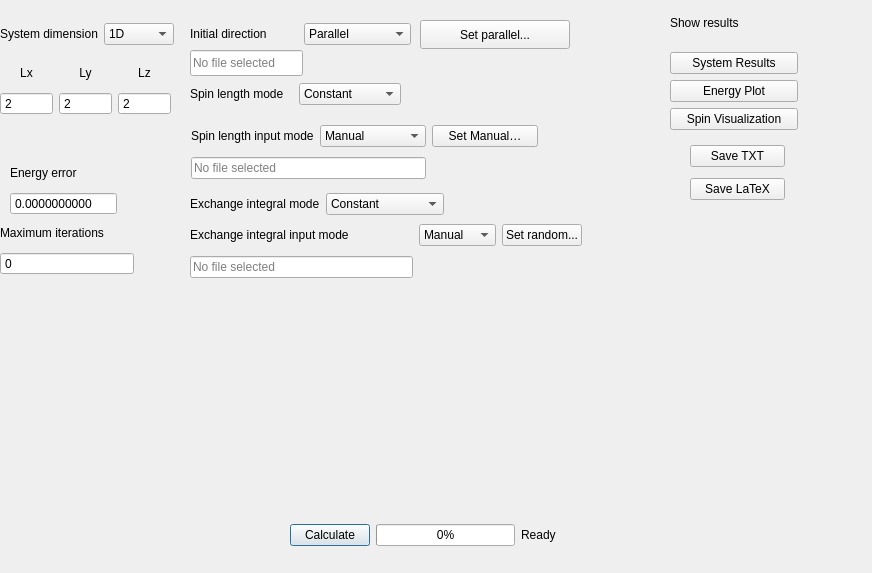
This is FaustSpin/UrFaustGUI_TEST_1/parameters_dialog.ui in MadComputationalPhys2003/Progect_Gonchar as Qt 5 draws it before an edit. The edited form follows.
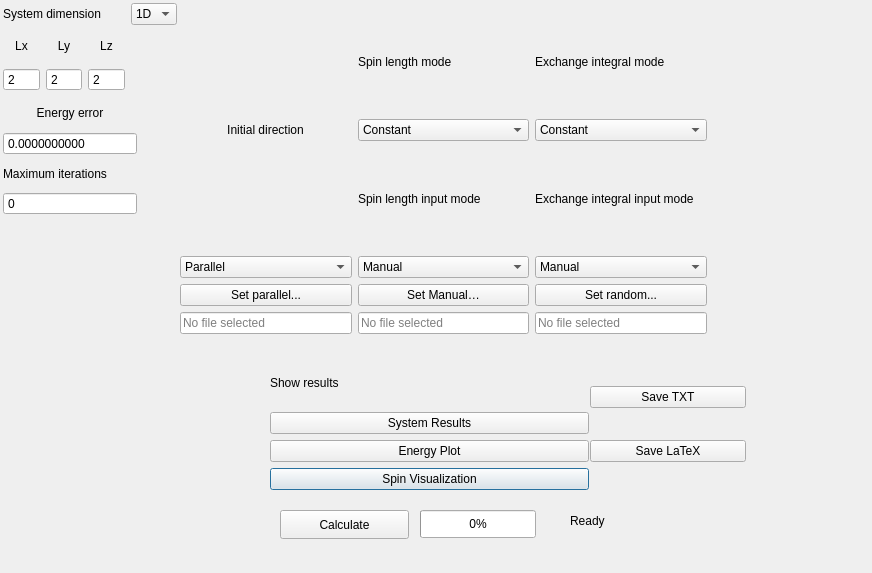
This is the edited form.

Diff of the .ui file:
```diff
--- a/FaustSpin/UrFaustGUI_TEST_1/parameters_dialog.ui
+++ b/FaustSpin/UrFaustGUI_TEST_1/parameters_dialog.ui
@@ -16,21 +16,126 @@
   <widget class="QWidget" name="layoutWidget">
    <property name="geometry">
     <rect>
-     <x>0</x>
-     <y>20</y>
+     <x>270</x>
+     <y>360</y>
+     <width>319</width>
+     <height>130</height>
+    </rect>
+   </property>
+   <layout class="QGridLayout" name="gridLayout_9">
+    <item row="3" column="0">
+     <widget class="QPushButton" name="spinVisualizationButton">
+      <property name="text">
+       <string>Spin Visualization</string>
+      </property>
+     </widget>
+    </item>
+    <item row="2" column="0">
+     <widget class="QPushButton" name="energyPlotButton">
+      <property name="text">
+       <string>Energy Plot</string>
+      </property>
+     </widget>
+    </item>
+    <item row="1" column="0">
+     <widget class="QPushButton" name="systemResultsButton">
+      <property name="text">
+       <string>System Results</string>
+      </property>
+     </widget>
+    </item>
+    <item row="0" column="0">
+     <widget class="QLabel" name="label_10">
+      <property name="text">
+       <string>Show results</string>
+      </property>
+     </widget>
+    </item>
+   </layout>
+  </widget>
+  <widget class="QWidget" name="layoutWidget">
+   <property name="geometry">
+    <rect>
+     <x>590</x>
+     <y>360</y>
+     <width>156</width>
+     <height>130</height>
+    </rect>
+   </property>
+   <layout class="QGridLayout" name="gridLayout_11">
+    <item row="0" column="0">
+     <widget class="QPushButton" name="saveTxtButton">
+      <property name="text">
+       <string>Save TXT</string>
+      </property>
+     </widget>
+    </item>
+    <item row="1" column="0">
+     <widget class="QPushButton" name="saveTexButton">
+      <property name="text">
+       <string>Save LaTeX</string>
+      </property>
+     </widget>
+    </item>
+   </layout>
+  </widget>
+  <widget class="QProgressBar" name="simulationProgressBar">
+   <property name="geometry">
+    <rect>
+     <x>420</x>
+     <y>510</y>
+     <width>116</width>
+     <height>28</height>
+    </rect>
+   </property>
+   <property name="value">
+    <number>0</number>
+   </property>
+  </widget>
+  <widget class="QPushButton" name="calculateButton">
+   <property name="geometry">
+    <rect>
+     <x>280</x>
+     <y>510</y>
+     <width>129</width>
+     <height>29</height>
+    </rect>
+   </property>
+   <property name="text">
+    <string>Calculate</string>
+   </property>
+  </widget>
+  <widget class="QLabel" name="calculationStatusLabel">
+   <property name="geometry">
+    <rect>
+     <x>570</x>
+     <y>510</y>
+     <width>264</width>
+     <height>22</height>
+    </rect>
+   </property>
+   <property name="text">
+    <string>Ready</string>
+   </property>
+  </widget>
+  <widget class="QWidget" name="">
+   <property name="geometry">
+    <rect>
+     <x>3</x>
+     <y>3</y>
      <width>174</width>
-     <height>28</height>
+     <height>88</height>
     </rect>
    </property>
-   <layout class="QGridLayout" name="gridLayout">
-    <item row="0" column="0">
+   <layout class="QGridLayout" name="gridLayout_5">
+    <item row="0" column="0" colspan="3">
      <widget class="QLabel" name="label">
       <property name="text">
        <string>System dimension</string>
       </property>
      </widget>
     </item>
-    <item row="0" column="1">
+    <item row="0" column="3">
      <widget class="QComboBox" name="SystemDimentionComboBox">
       <item>
        <property name="text">
@@ -49,40 +154,28 @@
       </item>
      </widget>
     </item>
-   </layout>
-  </widget>
-  <widget class="QWidget" name="layoutWidget">
-   <property name="geometry">
-    <rect>
-     <x>0</x>
-     <y>60</y>
-     <width>171</width>
-     <height>55</height>
-    </rect>
-   </property>
-   <layout class="QGridLayout" name="gridLayout_2">
-    <item row="0" column="0">
+    <item row="1" column="0">
      <widget class="QLabel" name="label_2">
       <property name="text">
        <string>&lt;html&gt;&lt;head/&gt;&lt;body&gt;&lt;p align=&quot;center&quot;&gt;Lx&lt;/p&gt;&lt;/body&gt;&lt;/html&gt;</string>
       </property>
      </widget>
     </item>
-    <item row="0" column="1">
+    <item row="1" column="1">
      <widget class="QLabel" name="label_3">
       <property name="text">
        <string>&lt;html&gt;&lt;head/&gt;&lt;body&gt;&lt;p align=&quot;center&quot;&gt;Ly&lt;/p&gt;&lt;/body&gt;&lt;/html&gt;</string>
       </property>
      </widget>
     </item>
-    <item row="0" column="2">
+    <item row="1" column="2">
      <widget class="QLabel" name="label_4">
       <property name="text">
        <string>&lt;html&gt;&lt;head/&gt;&lt;body&gt;&lt;p align=&quot;center&quot;&gt;Lz&lt;/p&gt;&lt;/body&gt;&lt;/html&gt;</string>
       </property>
      </widget>
     </item>
-    <item row="1" column="0">
+    <item row="2" column="0">
      <widget class="QSpinBox" name="LxSpinBox">
       <property name="buttonSymbols">
        <enum>QAbstractSpinBox::ButtonSymbols::NoButtons</enum>
@@ -92,7 +185,7 @@
       </property>
      </widget>
     </item>
-    <item row="1" column="1">
+    <item row="2" column="1">
      <widget class="QSpinBox" name="LySpinBox">
       <property name="buttonSymbols">
        <enum>QAbstractSpinBox::ButtonSymbols::NoButtons</enum>
@@ -102,7 +195,7 @@
       </property>
      </widget>
     </item>
-    <item row="1" column="2">
+    <item row="2" column="2">
      <widget class="QSpinBox" name="LzSpinBox">
       <property name="buttonSymbols">
        <enum>QAbstractSpinBox::ButtonSymbols::NoButtons</enum>
@@ -114,92 +207,24 @@
     </item>
    </layout>
   </widget>
-  <widget class="QWidget" name="layoutWidget">
+  <widget class="QWidget" name="">
    <property name="geometry">
     <rect>
-     <x>190</x>
-     <y>20</y>
-     <width>221</width>
-     <height>28</height>
-    </rect>
-   </property>
-   <layout class="QGridLayout" name="gridLayout_3">
-    <item row="0" column="0">
-     <widget class="QLabel" name="label_5">
-      <property name="text">
-       <string>Initial direction</string>
-      </property>
-     </widget>
-    </item>
-    <item row="0" column="1">
-     <widget class="QComboBox" name="InitialDirectionComboBox">
-      <property name="currentIndex">
-       <number>0</number>
-      </property>
-      <item>
-       <property name="text">
-        <string>Parallel</string>
-       </property>
-      </item>
-      <item>
-       <property name="text">
-        <string>Random</string>
-       </property>
-      </item>
-      <item>
-       <property name="text">
-        <string>File</string>
-       </property>
-      </item>
-      <item>
-       <property name="text">
-        <string>Manual</string>
-       </property>
-      </item>
-     </widget>
-    </item>
-   </layout>
-  </widget>
-  <widget class="QWidget" name="layoutWidget">
-   <property name="geometry">
-    <rect>
-     <x>0</x>
-     <y>220</y>
+     <x>3</x>
+     <y>100</y>
      <width>134</width>
-     <height>55</height>
+     <height>115</height>
     </rect>
    </property>
    <layout class="QGridLayout" name="gridLayout_6">
     <item row="0" column="0">
-     <widget class="QLabel" name="label_8">
+     <widget class="QLabel" name="label_9">
       <property name="text">
-       <string>Maximum iterations</string>
+       <string>&lt;html&gt;&lt;head/&gt;&lt;body&gt;&lt;p align=&quot;center&quot;&gt;Energy error&lt;/p&gt;&lt;/body&gt;&lt;/html&gt;</string>
       </property>
      </widget>
     </item>
     <item row="1" column="0">
-     <widget class="QSpinBox" name="spinBox">
-      <property name="buttonSymbols">
-       <enum>QAbstractSpinBox::ButtonSymbols::NoButtons</enum>
-      </property>
-      <property name="maximum">
-       <number>1000000000</number>
-      </property>
-     </widget>
-    </item>
-   </layout>
-  </widget>
-  <widget class="QWidget" name="layoutWidget">
-   <property name="geometry">
-    <rect>
-     <x>10</x>
-     <y>160</y>
-     <width>107</width>
-     <height>55</height>
-    </rect>
-   </property>
-   <layout class="QGridLayout" name="gridLayout_7">
-    <item row="2" column="0">
      <widget class="QDoubleSpinBox" name="EnergyErrorDoubleSpinBox">
       <property name="buttonSymbols">
        <enum>QAbstractSpinBox::ButtonSymbols::NoButtons</enum>
@@ -212,167 +237,48 @@
       </property>
      </widget>
     </item>
-    <item row="1" column="0">
-     <widget class="QLabel" name="label_9">
-      <property name="text">
-       <string>Energy error</string>
-      </property>
-     </widget>
-    </item>
-   </layout>
-  </widget>
-  <widget class="QWidget" name="layoutWidget">
-   <property name="geometry">
-    <rect>
-     <x>290</x>
-     <y>520</y>
-     <width>266</width>
-     <height>31</height>
-    </rect>
-   </property>
-   <layout class="QGridLayout" name="gridLayout_8">
-    <item row="0" column="0">
-     <widget class="QPushButton" name="calculateButton">
-      <property name="text">
-       <string>Calculate</string>
-      </property>
-     </widget>
-    </item>
-    <item row="0" column="1">
-     <widget class="QProgressBar" name="simulationProgressBar">
-      <property name="value">
-       <number>0</number>
-      </property>
-     </widget>
-    </item>
-    <item row="0" column="2">
-     <widget class="QLabel" name="calculationStatusLabel">
-      <property name="text">
-       <string>Ready</string>
-      </property>
-     </widget>
-    </item>
-   </layout>
-  </widget>
-  <widget class="QWidget" name="layoutWidget">
-   <property name="geometry">
-    <rect>
-     <x>670</x>
-     <y>0</y>
-     <width>128</width>
-     <height>130</height>
-    </rect>
-   </property>
-   <layout class="QGridLayout" name="gridLayout_9">
-    <item row="0" column="0">
-     <widget class="QLabel" name="label_10">
-      <property name="text">
-       <string>Show results</string>
-      </property>
-     </widget>
-    </item>
-    <item row="1" column="0">
-     <widget class="QPushButton" name="systemResultsButton">
-      <property name="text">
-       <string>System Results</string>
-      </property>
-     </widget>
-    </item>
     <item row="2" column="0">
-     <widget class="QPushButton" name="energyPlotButton">
+     <widget class="QLabel" name="label_8">
       <property name="text">
-       <string>Energy Plot</string>
+       <string>Maximum iterations</string>
       </property>
      </widget>
     </item>
     <item row="3" column="0">
-     <widget class="QPushButton" name="spinVisualizationButton">
-      <property name="text">
-       <string>Spin Visualization</string>
+     <widget class="QSpinBox" name="spinBox">
+      <property name="buttonSymbols">
+       <enum>QAbstractSpinBox::ButtonSymbols::NoButtons</enum>
       </property>
-     </widget>
-    </item>
-   </layout>
-  </widget>
-  <widget class="QPushButton" name="initialDirectionSettingsButton">
-   <property name="geometry">
-    <rect>
-     <x>420</x>
-     <y>20</y>
-     <width>150</width>
-     <height>29</height>
-    </rect>
-   </property>
-   <property name="minimumSize">
-    <size>
-     <width>150</width>
-     <height>0</height>
-    </size>
-   </property>
-   <property name="text">
-    <string>Set parallel...</string>
-   </property>
-  </widget>
-  <widget class="QWidget" name="layoutWidget">
-   <property name="geometry">
-    <rect>
-     <x>690</x>
-     <y>140</y>
-     <width>95</width>
-     <height>67</height>
-    </rect>
-   </property>
-   <layout class="QGridLayout" name="gridLayout_11">
-    <item row="0" column="0">
-     <widget class="QPushButton" name="saveTxtButton">
-      <property name="text">
-       <string>Save TXT</string>
-      </property>
-     </widget>
+      <property name="maximum">
+       <number>1000000000</number>
+      </property>
+     </widget>
     </item>
-    <item row="1" column="0">
-     <widget class="QPushButton" name="saveTexButton">
-      <property name="text">
-       <string>Save LaTeX</string>
-      </property>
-     </widget>
-    </item>
    </layout>
   </widget>
-  <widget class="QLineEdit" name="initialDirectionFileLineEdit">
+  <widget class="QWidget" name="">
    <property name="geometry">
     <rect>
-     <x>190</x>
-     <y>50</y>
-     <width>113</width>
-     <height>26</height>
+     <x>180</x>
+     <y>10</y>
+     <width>527</width>
+     <height>324</height>
     </rect>
    </property>
-   <property name="readOnly">
-    <bool>true</bool>
-   </property>
-   <property name="placeholderText">
-    <string>No file selected</string>
-   </property>
-  </widget>
-  <widget class="QWidget" name="layoutWidget">
-   <property name="geometry">
-    <rect>
-     <x>190</x>
-     <y>80</y>
-     <width>211</width>
-     <height>28</height>
-    </rect>
-   </property>
-   <layout class="QGridLayout" name="gridLayout_4">
-    <item row="0" column="0">
+   <layout class="QGridLayout" name="gridLayout">
+    <property name="sizeConstraint">
+     <enum>QLayout::SizeConstraint::SetMinAndMaxSize</enum>
+    </property>
+    <item row="0" column="1">
+     <layout class="QVBoxLayout" name="verticalLayout_2">
+      <item>
      <widget class="QLabel" name="label_15">
       <property name="text">
        <string>Spin length mode</string>
       </property>
      </widget>
     </item>
-    <item row="0" column="1">
+      <item>
      <widget class="QComboBox" name="spinLengthModeComboBox">
       <item>
        <property name="text">
@@ -386,26 +292,14 @@
       </item>
      </widget>
     </item>
-   </layout>
-  </widget>
-  <widget class="QWidget" name="layoutWidget">
-   <property name="geometry">
-    <rect>
-     <x>191</x>
-     <y>121</y>
-     <width>347</width>
-     <height>64</height>
-    </rect>
-   </property>
-   <layout class="QGridLayout" name="gridLayout_13">
-    <item row="0" column="0">
+      <item>
      <widget class="QLabel" name="label_16">
       <property name="text">
        <string>Spin length input mode</string>
       </property>
      </widget>
     </item>
-    <item row="0" column="1">
+      <item>
      <widget class="QComboBox" name="spinLengthInputComboBox">
       <item>
        <property name="text">
@@ -422,16 +316,21 @@
         <string>Random</string>
        </property>
       </item>
-     </widget>
-    </item>
-    <item row="0" column="2">
+        <item>
+         <property name="text">
+          <string>File</string>
+         </property>
+        </item>
+       </widget>
+      </item>
+      <item>
      <widget class="QPushButton" name="spinLengthSettingsButton">
       <property name="text">
        <string>Set Manual…</string>
       </property>
      </widget>
     </item>
-    <item row="1" column="0" colspan="2">
+      <item>
      <widget class="QLineEdit" name="spinLengthFileLineEdit">
       <property name="readOnly">
        <bool>true</bool>
@@ -442,18 +341,38 @@
      </widget>
     </item>
    </layout>
-  </widget>
-  <widget class="QWidget" name="layoutWidget">
-   <property name="geometry">
-    <rect>
-     <x>190</x>
-     <y>220</y>
-     <width>392</width>
-     <height>64</height>
-    </rect>
-   </property>
-   <layout class="QGridLayout" name="gridLayout_14">
-    <item row="0" column="1">
+    </item>
+    <item row="0" column="2">
+     <layout class="QVBoxLayout" name="verticalLayout_3">
+      <item>
+       <widget class="QLabel" name="label_17">
+        <property name="text">
+         <string>Exchange integral mode</string>
+        </property>
+       </widget>
+      </item>
+      <item>
+       <widget class="QComboBox" name="exchangeModeComboBox">
+        <item>
+         <property name="text">
+          <string>Constant</string>
+         </property>
+        </item>
+        <item>
+         <property name="text">
+          <string>Matrix</string>
+         </property>
+        </item>
+       </widget>
+      </item>
+      <item>
+       <widget class="QLabel" name="label_18">
+        <property name="text">
+         <string>Exchange integral input mode</string>
+        </property>
+       </widget>
+      </item>
+      <item>
      <widget class="QComboBox" name="exchangeInputComboBox">
       <item>
        <property name="text">
@@ -472,21 +391,14 @@
       </item>
      </widget>
     </item>
-    <item row="0" column="2">
+      <item>
      <widget class="QPushButton" name="exchangeSettingsButton">
       <property name="text">
        <string>Set random...</string>
       </property>
      </widget>
     </item>
-    <item row="0" column="0">
-     <widget class="QLabel" name="label_18">
-      <property name="text">
-       <string>Exchange integral input mode</string>
-      </property>
-     </widget>
-    </item>
-    <item row="1" column="0">
+      <item>
      <widget class="QLineEdit" name="exchangeIntegralFileLineEdit">
       <property name="readOnly">
        <bool>true</bool>
@@ -497,37 +409,67 @@
      </widget>
     </item>
    </layout>
-  </widget>
-  <widget class="QWidget" name="layoutWidget">
-   <property name="geometry">
-    <rect>
-     <x>190</x>
-     <y>190</y>
-     <width>254</width>
-     <height>28</height>
-    </rect>
-   </property>
-   <layout class="QGridLayout" name="gridLayout_12">
+    </item>
     <item row="0" column="0">
-     <widget class="QLabel" name="label_17">
+     <layout class="QVBoxLayout" name="verticalLayout">
+      <item alignment="Qt::AlignmentFlag::AlignHCenter|Qt::AlignmentFlag::AlignVCenter">
+       <widget class="QLabel" name="label_5">
       <property name="text">
-       <string>Exchange integral mode</string>
+         <string>&lt;html&gt;&lt;head/&gt;&lt;body&gt;&lt;p align=&quot;center&quot;&gt;Initial direction&lt;/p&gt;&lt;/body&gt;&lt;/html&gt;</string>
       </property>
      </widget>
     </item>
-    <item row="0" column="1">
-     <widget class="QComboBox" name="exchangeModeComboBox">
       <item>
+       <widget class="QComboBox" name="InitialDirectionComboBox">
+        <property name="currentIndex">
+         <number>0</number>
+        </property>
+        <item>
        <property name="text">
-        <string>Constant</string>
+          <string>Parallel</string>
        </property>
       </item>
       <item>
        <property name="text">
-        <string>Matrix</string>
-       </property>
-      </item>
-     </widget>
+          <string>Random</string>
+         </property>
+        </item>
+        <item>
+         <property name="text">
+          <string>File</string>
+         </property>
+        </item>
+        <item>
+         <property name="text">
+          <string>Manual</string>
+         </property>
+        </item>
+       </widget>
+      </item>
+      <item>
+       <widget class="QPushButton" name="initialDirectionSettingsButton">
+        <property name="minimumSize">
+         <size>
+          <width>150</width>
+          <height>0</height>
+         </size>
+        </property>
+        <property name="text">
+         <string>Set parallel...</string>
+        </property>
+       </widget>
+      </item>
+      <item>
+       <widget class="QLineEdit" name="initialDirectionFileLineEdit">
+        <property name="readOnly">
+         <bool>true</bool>
+        </property>
+        <property name="placeholderText">
+         <string>No file selected</string>
+        </property>
+       </widget>
+      </item>
+     </layout>
     </item>
    </layout>
   </widget>
```
Left out of the diff: 5 changed lines with no effect on the pictures. Lines whose indentation alone changed are shown as unchanged.
